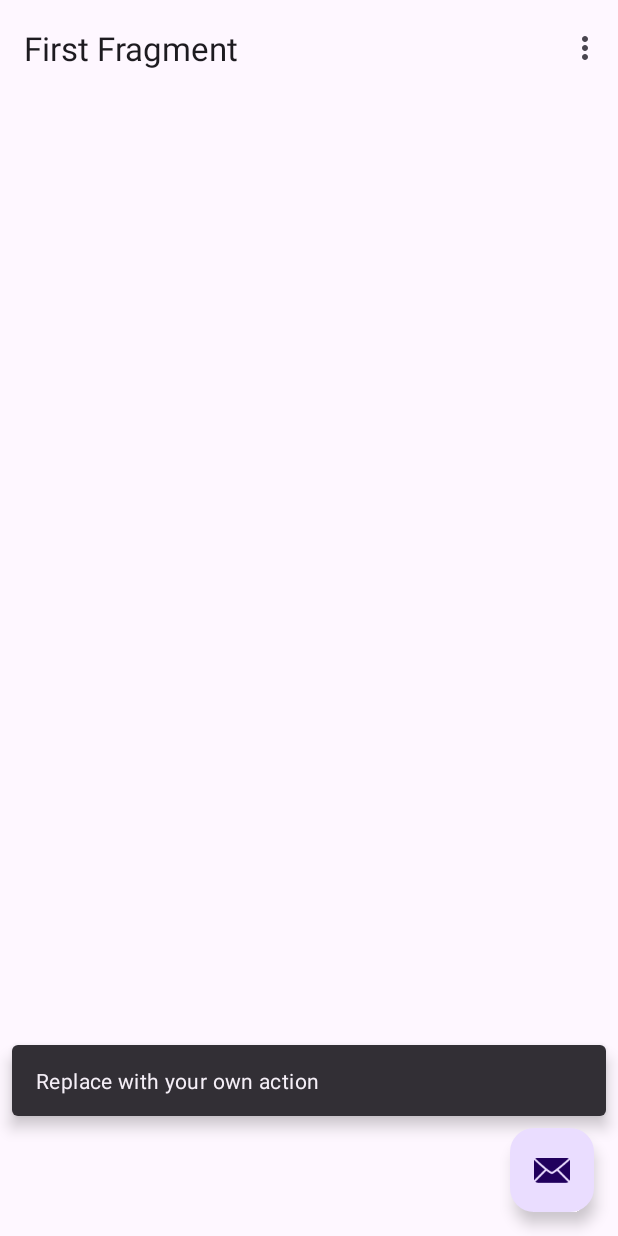
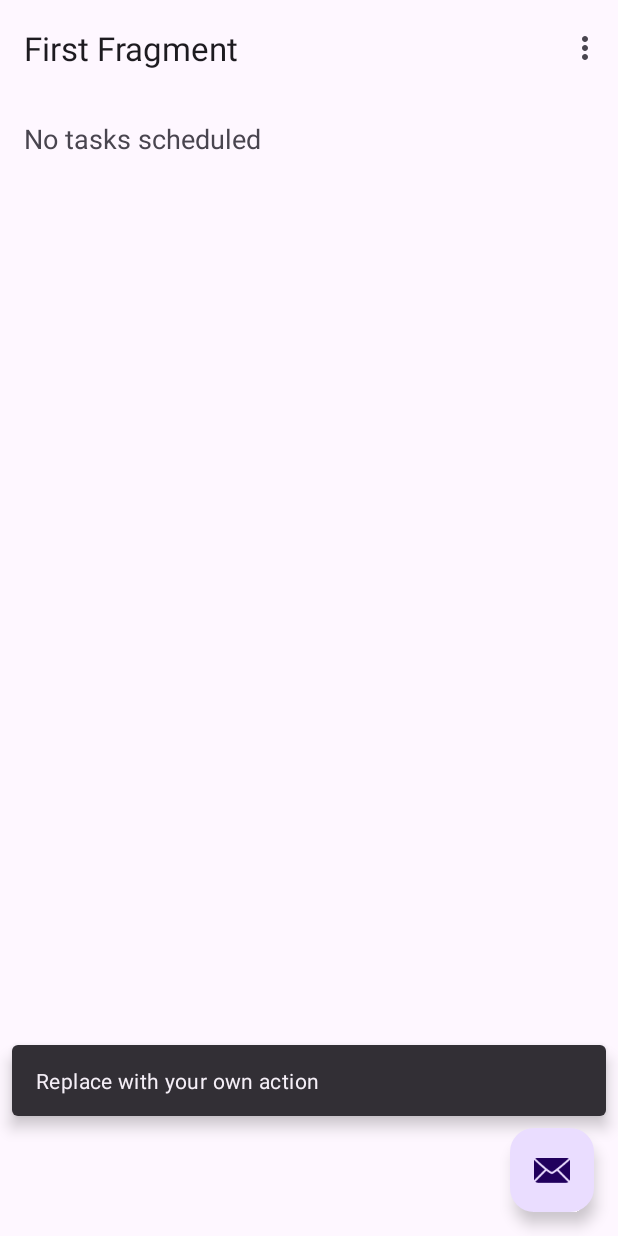
Before and after one commit to stephenWanjala/TaskReminder, an Android app: the screen it shows after launch (MainActivity), after a tap on an icon or button, on a phone screen of 412 x 824 dp. Run offline under Robolectric (Android 15) with nearby library versions, the phone set to English and light mode, and no system bars; our stand-ins replace Room's generated code, navigation-ui.

Commit message:
Tasks Diaplay

```diff
--- a/app/build.gradle
+++ b/app/build.gradle
@@ -38,6 +38,7 @@ dependencies {
     implementation libs.constraintlayout
     implementation libs.navigation.fragment
     implementation libs.navigation.ui
+    implementation libs.legacy.support.v4
     testImplementation libs.junit
     androidTestImplementation libs.ext.junit
     androidTestImplementation libs.espresso.core
--- a/app/src/main/java/com/example/taskreminder/HomeFragment.java
+++ b/app/src/main/java/com/example/taskreminder/HomeFragment.java
@@ -8,8 +8,9 @@ import android.view.ViewGroup;
 import androidx.annotation.NonNull;
 import androidx.fragment.app.Fragment;
 import androidx.lifecycle.ViewModelProvider;
-import androidx.navigation.fragment.NavHostFragment;
+import androidx.recyclerview.widget.LinearLayoutManager;
 
+import com.example.taskreminder.data.TaskAdapter;
 import com.example.taskreminder.databinding.FragmentHomeBinding;
 import com.example.taskreminder.domain.model.Task;
 
@@ -17,25 +18,41 @@ public class HomeFragment extends Fragment {
 
     private FragmentHomeBinding binding;
     private TaskViewModel taskViewModel;
+    private TaskAdapter taskAdapter;
 
     @Override
-    public View onCreateView(
-            @NonNull LayoutInflater inflater, ViewGroup container,
-            Bundle savedInstanceState
-    ) {
-
+    public View onCreateView(@NonNull LayoutInflater inflater, ViewGroup container, Bundle savedInstanceState) {
         binding = FragmentHomeBinding.inflate(inflater, container, false);
         return binding.getRoot();
-
     }
 
+    @Override
     public void onViewCreated(@NonNull View view, Bundle savedInstanceState) {
         super.onViewCreated(view, savedInstanceState);
         taskViewModel = new ViewModelProvider(this).get(TaskViewModel.class);
-//        Task newTask = new Task(0,"Example Task", "This is an example task", false, System.currentTimeMillis());
-//        taskViewModel.insertTask(newTask);
+        taskAdapter = new TaskAdapter();
+        binding.rvTasks.setAdapter(taskAdapter);
+        binding.rvTasks.setLayoutManager(new LinearLayoutManager(requireContext()));
 
 
+
+        taskViewModel.getAllTasks().observe(getViewLifecycleOwner(), tasks -> {
+            if (tasks.isEmpty()) {
+                // Show empty state
+                binding.rvTasks.setVisibility(View.GONE);
+                binding.tvEmptyState.setVisibility(View.VISIBLE);
+
+            } else {
+                // Hide empty state
+                binding.rvTasks.setVisibility(View.VISIBLE);
+                binding.tvEmptyState.setVisibility(View.GONE);
+            }
+            taskAdapter.submitList(tasks); // Submit the new list of tasks to ListAdapter
+        });
+
+        // Example: Insert a new task
+//        Task newTask = new Task(0,"Example Task", "This is an example task", false, System.currentTimeMillis()+1000000);
+//        taskViewModel.insertTask(newTask);
     }
 
     @Override
@@ -43,5 +60,4 @@ public class HomeFragment extends Fragment {
         super.onDestroyView();
         binding = null;
     }
-
 }
--- a/app/src/main/res/layout/fragment_home.xml
+++ b/app/src/main/res/layout/fragment_home.xml
@@ -7,11 +7,38 @@
     tools:context=".HomeFragment">
 
     <androidx.constraintlayout.widget.ConstraintLayout
+        android:id="@+id/clHomeFragmentRoot"
         android:layout_width="match_parent"
         android:layout_height="match_parent"
         android:padding="16dp">
 
 
+        <androidx.recyclerview.widget.RecyclerView
+            android:id="@+id/rvTasks"
+            android:layout_width="0dp"
+            android:layout_height="match_parent"
+            android:layout_marginStart="16dp"
+            android:layout_marginTop="16dp"
+            android:layout_marginEnd="16dp"
+            android:layout_marginBottom="16dp"
+            app:layout_constraintBottom_toBottomOf="parent"
+            app:layout_constraintEnd_toEndOf="parent"
+            app:layout_constraintStart_toStartOf="parent"
+            app:layout_constraintTop_toTopOf="parent"
+            tools:listitem="@layout/task_item" />
 
+        <TextView
+            android:id="@+id/tvEmptyState"
+            android:layout_width="match_parent"
+            android:layout_height="wrap_content"
+            android:text="No tasks scheduled"
+            android:textSize="18sp"
+            android:visibility="gone"
+            app:layout_constraintBottom_toBottomOf="parent"
+            app:layout_constraintEnd_toEndOf="parent"
+            app:layout_constraintHorizontal_bias="0.0"
+            app:layout_constraintStart_toStartOf="parent"
+            app:layout_constraintTop_toTopOf="parent"
+            app:layout_constraintVertical_bias="0.28" />
     </androidx.constraintlayout.widget.ConstraintLayout>
 </androidx.core.widget.NestedScrollView>
--- a/app/src/main/res/values/strings.xml
+++ b/app/src/main/res/values/strings.xml
@@ -1,5 +1,6 @@
 <resources>
     <string name="app_name">TaskReminder</string>
+    <string name="due_date">Due: %s</string>
     <string name="action_settings">Settings</string>
     <!-- Strings used for fragments for navigation -->
     <string name="first_fragment_label">First Fragment</string>
--- a/gradle/libs.versions.toml
+++ b/gradle/libs.versions.toml
@@ -9,6 +9,7 @@ constraintlayout = "2.1.4"
 navigationFragment = "2.7.7"
 navigationUi = "2.7.7"
 roomRuntime = "2.6.1"
+legacySupportV4 = "1.0.0"
 
 [libraries]
 junit = { group = "junit", name = "junit", version.ref = "junit" }
@@ -21,6 +22,7 @@ navigation-fragment = { group = "androidx.navigation", name = "navigation-fragme
 navigation-ui = { group = "androidx.navigation", name = "navigation-ui", version.ref = "navigationUi" }
 room-compiler = { module = "androidx.room:room-compiler", version.ref = "roomRuntime" }
 room-runtime = { module = "androidx.room:room-runtime", version.ref = "roomRuntime" }
+legacy-support-v4 = { group = "androidx.legacy", name = "legacy-support-v4", version.ref = "legacySupportV4" }
 
 [plugins]
 android-application = { id = "com.android.application", version.ref = "agp" }
```
Also changed, not shown: app/src/main/java/com/example/taskreminder/data/TaskAdapter.java (added, +68 -0 lines), app/src/main/java/com/example/taskreminder/domain/model/Task.java (+17 -0 lines), app/src/main/java/com/example/taskreminder/utils/Utils.java (added, +15 -0 lines), app/src/main/res/layout/task_item.xml (added, +56 -0 lines).
